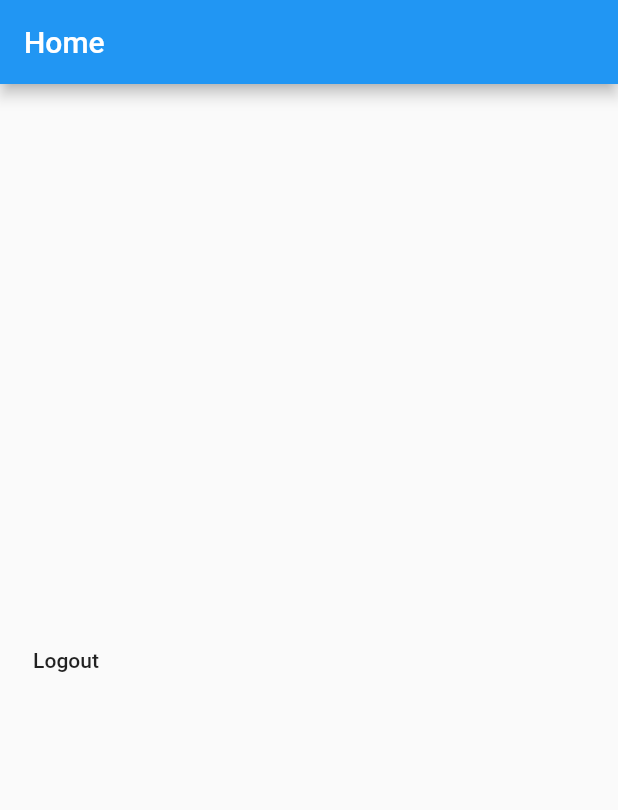
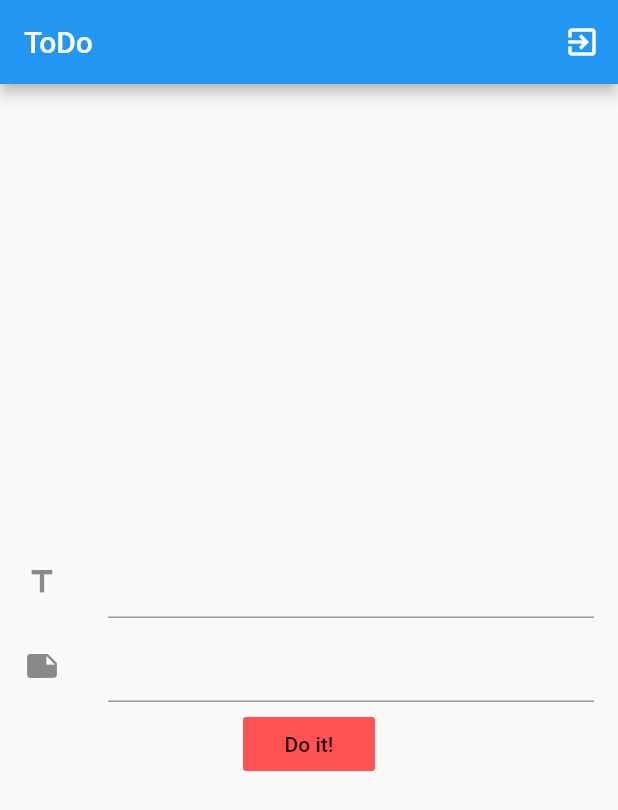
Before and after one commit to mojason-81/flutter_do, a Flutter app: the screen it shows once a user with an empty profile is signed in, on a phone screen of 412 x 824 dp. Shown: the top 810 px of the screen. Run offline on Flutter 3.47's test engine with Material 2 defaults, Android fonts, the phone set to English and light mode, and no system bars; our stand-ins replace firebase_auth, firebase_database, google_sign_in; accounts and stored records are empty.

Commit message:
Add todo items and start on the form to add them.

```diff
--- /dev/null
+++ b/lib/models/todo_item.dart
@@ -0,0 +1,21 @@
+import 'package:firebase_database/firebase_database.dart';
+
+class ToDoItem {
+  String key;
+  String title;
+  String note;
+
+  ToDoItem(this.title, this.note);
+
+  ToDoItem.fromSnapshot(DataSnapshot snapshot) :
+      key = snapshot.key,
+      title = snapshot.value['title'],
+      note = snapshot.value['note'];
+
+  toJson() {
+    return {
+      'title': title,
+      'note': note
+    };
+  }
+}
--- a/lib/ui/home.dart
+++ b/lib/ui/home.dart
@@ -1,6 +1,6 @@
 import 'package:flutter/material.dart';
 import 'package:flutter_do/ui/sign_in_screen.dart';
-import 'package:flutter_do/ui/start_screen.dart';
+import 'package:flutter_do/ui/todo_list.dart';
 import 'package:flutter_do/util/auth_n.dart';
 import 'dart:async';
 
@@ -24,7 +24,7 @@ class _HomeState extends State<Home> {
       // TODO: Should actually use Navigator to route to StartScreen
       // TODO: That way when logging out, we can rely on Navigator to get
       // TODO: us back to the home screen.
-      return StartScreen();
+      return ToDoList();
     } else {
       debugPrint("Not signed in");
       return SignInScreen();
--- a/lib/ui/start_screen.dart
+++ /dev/null
@@ -1,27 +0,0 @@
-import 'package:flutter/material.dart';
-import 'package:flutter_do/util/auth_n.dart';
-
-class StartScreen extends StatefulWidget {
-  @override
-  _StartScreenState createState() => _StartScreenState();
-}
-
-class _StartScreenState extends State<StartScreen> {
-  @override
-  Widget build(BuildContext context) {
-    return Scaffold(
-        appBar: AppBar(
-          title: Text('Home'),
-        ),
-        body: Column(
-          mainAxisAlignment: MainAxisAlignment.center,
-          children: <Widget>[
-            FlatButton(
-              onPressed: () => logout(),
-              child: Text('Logout'),
-            )
-          ],
-        )
-    );
-  }
-}
--- /dev/null
+++ b/lib/ui/todo_list.dart
@@ -0,0 +1,80 @@
+import 'package:firebase_database/firebase_database.dart';
+import 'package:flutter/material.dart';
+import 'package:flutter_do/models/todo_item.dart';
+import 'package:flutter_do/util/auth_n.dart';
+
+class ToDoList extends StatefulWidget {
+  @override
+  _ToDoListState createState() => _ToDoListState();
+}
+
+class _ToDoListState extends State<ToDoList> {
+  final FirebaseDatabase database = FirebaseDatabase.instance;
+  final GlobalKey<FormState> formKey = GlobalKey<FormState>();
+  DatabaseReference databaseReference;
+
+  List<ToDoItem> todoItems = List();
+  ToDoItem toDoItem;
+
+  @override
+  Widget build(BuildContext context) {
+    return Scaffold(
+        appBar: AppBar(
+          title: Text('ToDo'),
+          actions: <Widget>[
+            IconButton(
+              icon: Icon(Icons.exit_to_app),
+              onPressed: () => _signout(),
+            )
+          ],
+        ),
+        body: Column(
+          mainAxisAlignment: MainAxisAlignment.center,
+          children: <Widget>[
+            Flexible(
+              flex: 0,
+              child: Center(
+                child: Form(
+                  key: formKey,
+                  child: Flex(
+                    direction: Axis.vertical,
+                    children: <Widget>[
+                      ListTile(
+                          leading: Icon(Icons.title),
+                          title: TextFormField(
+                            initialValue: '',
+                            onSaved: (val) => toDoItem.title = val,
+                            validator: (val) =>
+                            val.isEmpty ? 'Cannot be empty.' : null,
+                          )),
+                      ListTile(
+                          leading: Icon(Icons.note),
+                          title: TextFormField(
+                            initialValue: '',
+                            onSaved: (val) => toDoItem.note = val,
+                            validator: (val) => null,
+                          )),
+                      FlatButton(
+                        child: Text('Do it!'),
+                        color: Colors.redAccent,
+                        onPressed: () => handleSubmit(),
+                      )
+                      // TODO: add another Flexible with nested FirebaseAnimatedList
+                    ],
+                  )
+                ),
+              ),
+            )
+          ],
+        ));
+  }
+
+  _signout() {
+    // TODO: Do we want to use Navigator here?
+    logout();
+  }
+
+  handleSubmit() {
+   // TODO: handle submit
+  }
+}
```
